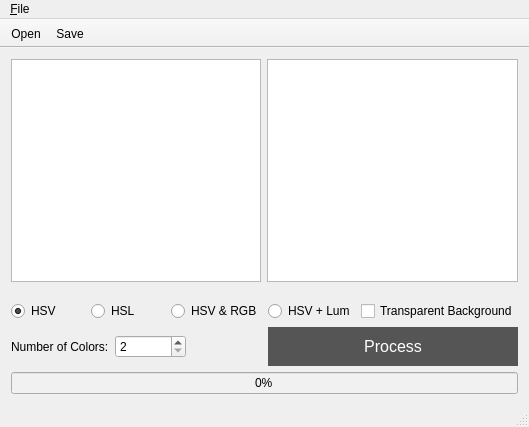
Above: mainwindow.ui from Morgbn/SOM-image-processing before the change. Below: the same form after it.
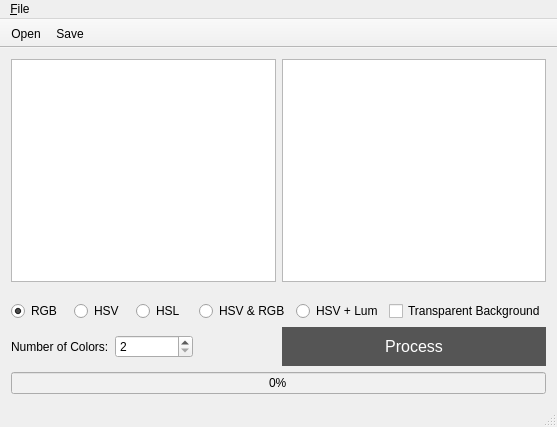
That is the form after the change. Icons and pictures are not drawn.

Commit message: Ajout du boutton radio 'RGB' (précédemment oublié)

The edit to the form file:
```diff
--- a/mainwindow.ui
+++ b/mainwindow.ui
@@ -9,7 +9,7 @@
    <rect>
     <x>0</x>
     <y>0</y>
-    <width>529</width>
+    <width>557</width>
     <height>427</height>
    </rect>
   </property>
@@ -93,13 +93,23 @@
       </item>
       <item>
        <layout class="QHBoxLayout" name="horizontalLayout_2">
+        <item>
+         <widget class="QRadioButton" name="radioButton">
+          <property name="text">
+           <string>RGB</string>
+          </property>
+          <property name="checked">
+           <bool>true</bool>
+          </property>
+         </widget>
+        </item>
         <item>
          <widget class="QRadioButton" name="radioHSV">
           <property name="text">
            <string>HSV</string>
           </property>
           <property name="checked">
-           <bool>true</bool>
+           <bool>false</bool>
           </property>
          </widget>
         </item>
@@ -214,7 +224,7 @@
     <rect>
      <x>0</x>
      <y>0</y>
-     <width>529</width>
+     <width>557</width>
      <height>25</height>
     </rect>
    </property>
```
The commit also changes 2 other files.
